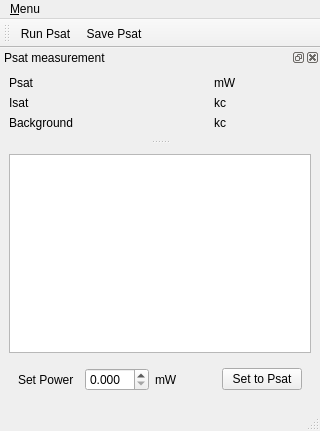
Qt form gui/aom/ui_aom.ui (WarwickEPR/qudi) before a commit.
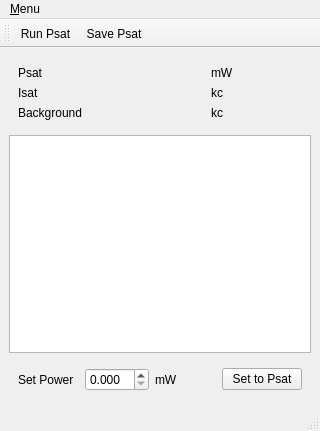
The same form after that commit. Icons and pictures are not drawn. Custom widgets are drawn as their Qt base class.

Commit message: Corrections to AOM ui

Patch:
```diff
--- a/gui/aom/ui_aom.ui
+++ b/gui/aom/ui_aom.ui
@@ -15,6 +15,75 @@
   </property>
   <widget class="QWidget" name="centralwidget">
    <layout class="QVBoxLayout" name="verticalLayout_2">
+    <item>
+     <widget class="QWidget" name="widget_2" native="true">
+      <layout class="QGridLayout" name="gridLayout_2">
+       <item row="0" column="0">
+        <widget class="QLabel" name="label_2">
+         <property name="text">
+          <string>Psat</string>
+         </property>
+        </widget>
+       </item>
+       <item row="0" column="1">
+        <widget class="QLabel" name="Psat_display">
+         <property name="text">
+          <string/>
+         </property>
+        </widget>
+       </item>
+       <item row="0" column="2">
+        <widget class="QLabel" name="label_8">
+         <property name="text">
+          <string>mW</string>
+         </property>
+        </widget>
+       </item>
+       <item row="1" column="0">
+        <widget class="QLabel" name="label_5">
+         <property name="text">
+          <string>Isat</string>
+         </property>
+        </widget>
+       </item>
+       <item row="1" column="1">
+        <widget class="QLabel" name="Isat_display">
+         <property name="text">
+          <string/>
+         </property>
+        </widget>
+       </item>
+       <item row="1" column="2">
+        <widget class="QLabel" name="label_7">
+         <property name="text">
+          <string>kc</string>
+         </property>
+        </widget>
+       </item>
+       <item row="2" column="0">
+        <widget class="QLabel" name="label_3">
+         <property name="text">
+          <string>Background</string>
+         </property>
+        </widget>
+       </item>
+       <item row="2" column="1">
+        <widget class="QLabel" name="bg_display">
+         <property name="text">
+          <string/>
+         </property>
+        </widget>
+       </item>
+       <item row="2" column="2">
+        <widget class="QLabel" name="label_9">
+         <property name="text">
+          <string>kc</string>
+         </property>
+        </widget>
+       </item>
+      </layout>
+     </widget>
+    </item>
     <item>
      <widget class="PlotWidget" name="psat_plot_PlotWidget"/>
     </item>
@@ -79,91 +148,6 @@
    <addaction name="menuView"/>
   </widget>
   <widget class="QStatusBar" name="statusbar"/>
-  <widget class="QDockWidget" name="psat_out_DockWidget">
-   <property name="sizePolicy">
-    <sizepolicy hsizetype="Preferred" vsizetype="Preferred">
-     <horstretch>1</horstretch>
-     <verstretch>0</verstretch>
-    </sizepolicy>
-   </property>
-   <property name="windowTitle">
-    <string>Psat measurement</string>
-   </property>
-   <attribute name="dockWidgetArea">
-    <number>4</number>
-   </attribute>
-   <widget class="QWidget" name="dockWidgetContents">
-    <layout class="QVBoxLayout" name="verticalLayout">
-     <item>
-      <layout class="QGridLayout" name="gridLayout">
-       <item row="0" column="0">
-        <widget class="QLabel" name="label_2">
-         <property name="text">
-          <string>Psat</string>
-         </property>
-        </widget>
-       </item>
-       <item row="0" column="1">
-        <widget class="QLabel" name="Psat_display">
-         <property name="text">
-          <string/>
-         </property>
-        </widget>
-       </item>
-       <item row="2" column="0">
-        <widget class="QLabel" name="label_3">
-         <property name="text">
-          <string>Background</string>
-         </property>
-        </widget>
-       </item>
-       <item row="2" column="1">
-        <widget class="QLabel" name="bg_display">
-         <property name="text">
-          <string/>
-         </property>
-        </widget>
-       </item>
-       <item row="1" column="0">
-        <widget class="QLabel" name="label_5">
-         <property name="text">
-          <string>Isat</string>
-         </property>
-        </widget>
-       </item>
-       <item row="1" column="1">
-        <widget class="QLabel" name="Isat_display">
-         <property name="text">
-          <string/>
-         </property>
-        </widget>
-       </item>
-       <item row="1" column="2">
-        <widget class="QLabel" name="label_7">
-         <property name="text">
-          <string>kc</string>
-         </property>
-        </widget>
-       </item>
-       <item row="0" column="2">
-        <widget class="QLabel" name="label_8">
-         <property name="text">
-          <string>mW</string>
-         </property>
-        </widget>
-       </item>
-       <item row="2" column="2">
-        <widget class="QLabel" name="label_9">
-         <property name="text">
-          <string>kc</string>
-         </property>
-        </widget>
-       </item>
-      </layout>
-     </item>
-    </layout>
-   </widget>
-  </widget>
   <widget class="QToolBar" name="counting_control_ToolBar">
    <property name="windowTitle">
     <string>Counting Controls</string>
```
Left out of the diff: 8 changed lines with no effect on the pictures.
